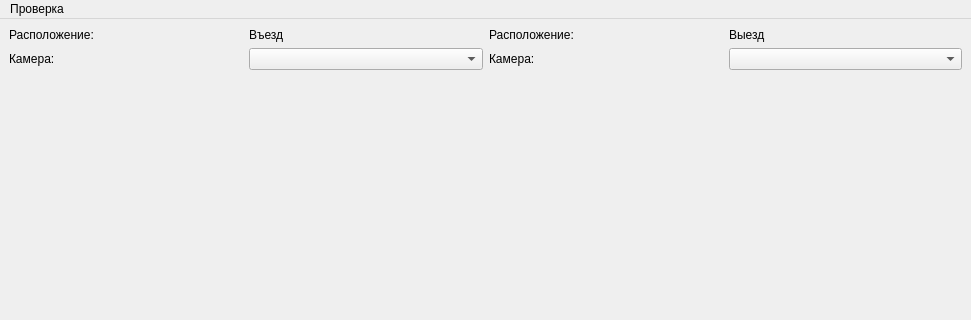
This is main.ui in Dmitriev8822/checkpoint_control as Qt 5 draws it before an edit; both pictures show x 0 to 971 and y 0 to 320 of the 971 by 571 pixel window. The edited form follows.
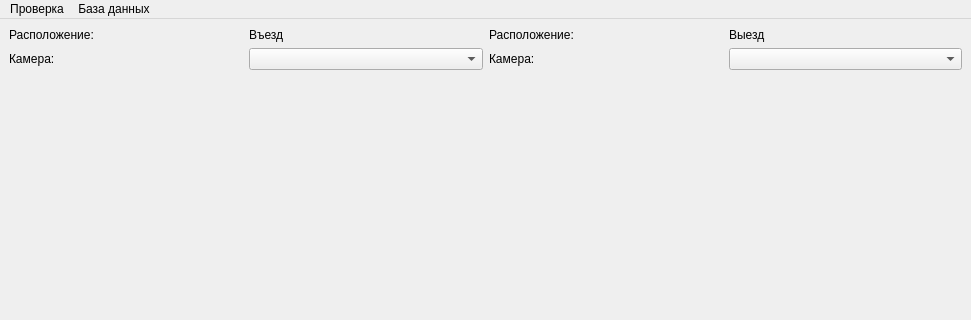
This is the edited form.

```diff
--- a/main.ui
+++ b/main.ui
@@ -175,7 +175,14 @@
     </property>
     <addaction name="actionImage"/>
    </widget>
+   <widget class="QMenu" name="menu_2">
+    <property name="title">
+     <string>База данных</string>
+    </property>
+    <addaction name="action"/>
+   </widget>
    <addaction name="menu"/>
+   <addaction name="menu_2"/>
   </widget>
   <action name="actionImage">
    <property name="text">
```
Left out of the diff: 7 changed lines with no effect on the pictures.
